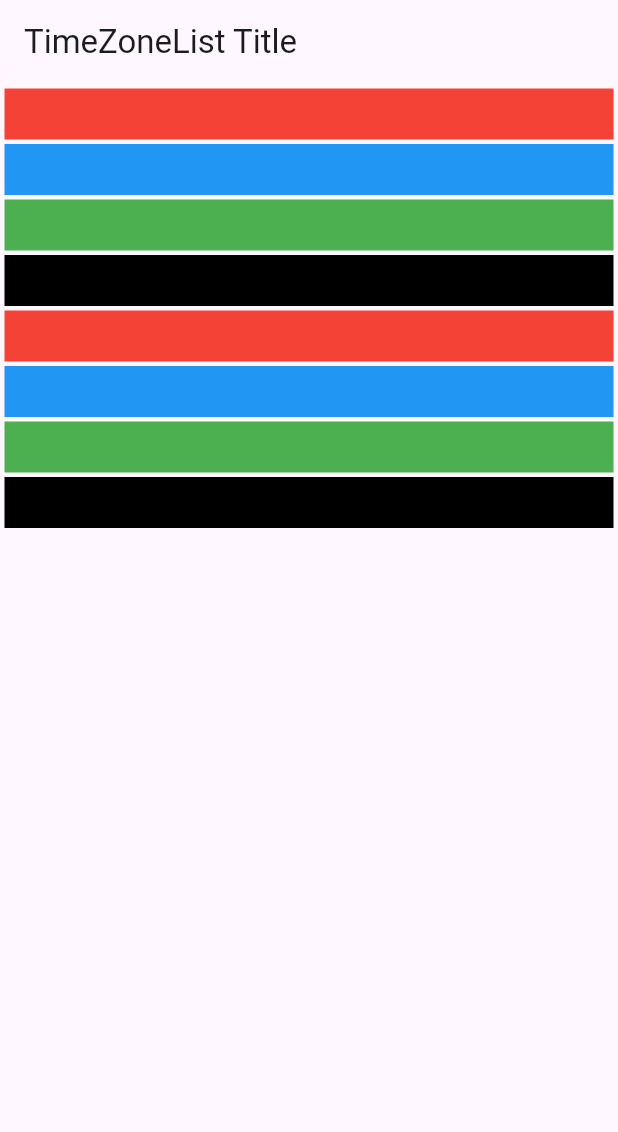
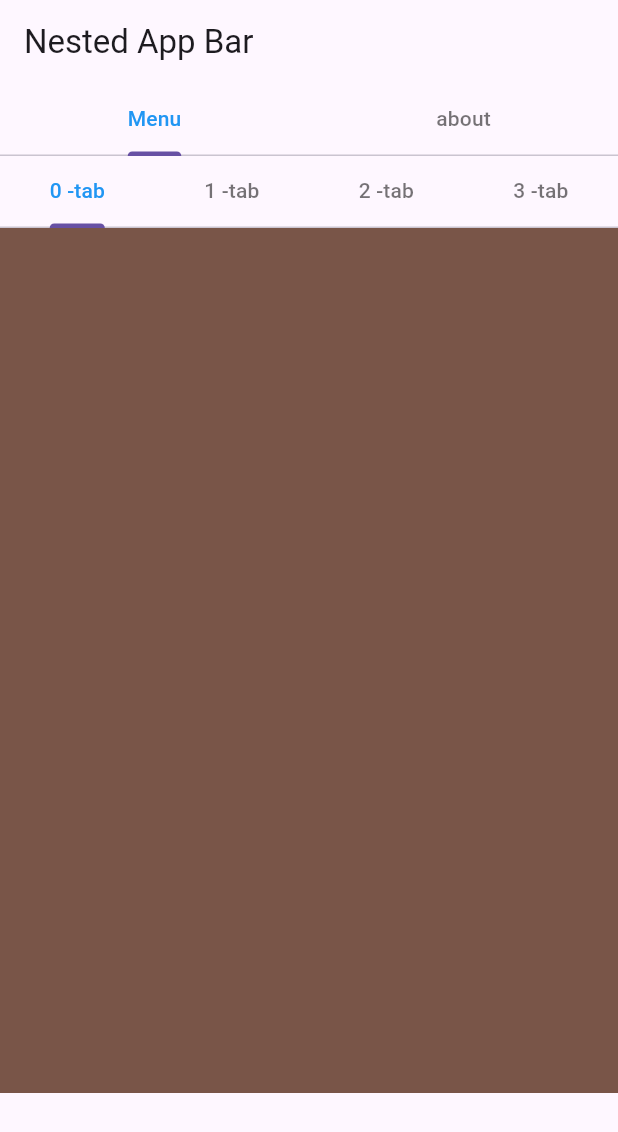
Before and after one commit to isshort/flutter_learn, a Flutter app: the screen it shows after launch, on a phone screen of 412 x 824 dp. Shown: the top 1132 px of the screen. Run offline on Flutter 3.47's test engine with Material 2 defaults, Android fonts, the phone set to English and light mode, and no system bars; our stand-ins replace bloc, cached_network_image, connectivity_plus, equatable, flutter_bloc, get_it and 3 more; generated files the repository leaves out were written again.

Commit message:
nessted tabbar

```diff
--- a/flutter_learn/lib/src/go_router_example/router.dart
+++ b/flutter_learn/lib/src/go_router_example/router.dart
@@ -6,7 +6,7 @@ import 'package:flutter_learn/src/go_router_example/pages/go_logout.dart';
 import 'package:flutter_learn/src/go_router_example/pages/go_register.dart';
 import 'package:go_router/go_router.dart';
 
-import '../time_zone/time_zone_list.dart';
+import '../nested_tabbar/nested_tabbar_view.dart';
 
 class AppRouter {
   final AuthState authState;
@@ -19,7 +19,7 @@ class AppRouter {
           path: "/",
           builder: (BuildContext context, GoRouterState state) =>
               // const ClipRRectContainer(),
-              const TimeZoneList(),
+              const NestedTabBarView(),
         ),
         GoRoute(
           path: "/home1",
--- /dev/null
+++ b/flutter_learn/lib/src/nested_tabbar/nested_tabbar_view.dart
@@ -0,0 +1,135 @@
+import 'dart:math';
+
+import 'package:flutter/material.dart';
+
+class NestedTabBarView extends StatefulWidget {
+  const NestedTabBarView({Key? key}) : super(key: key);
+
+  @override
+  State<NestedTabBarView> createState() => _NestedTabBarViewState();
+}
+
+class _NestedTabBarViewState extends State<NestedTabBarView>
+    with SingleTickerProviderStateMixin {
+  late ScrollController _scrollController;
+  late TabController _tabController;
+
+  @override
+  void initState() {
+    super.initState();
+    _scrollController = ScrollController();
+    _tabController = TabController(length: 2, vsync: this);
+  }
+
+  @override
+  void dispose() {
+    _scrollController.dispose();
+    _tabController.dispose();
+    super.dispose();
+  }
+
+  @override
+  Widget build(BuildContext context) {
+    return Scaffold(
+      appBar: AppBar(
+        title: const Text('Nested App Bar'),
+      ),
+      body: NestedScrollView(
+          controller: _scrollController,
+          headerSliverBuilder: (context, innerBoxIsScrolled) => [
+                SliverToBoxAdapter(
+                  child: TabBar(
+                    controller: _tabController,
+                    unselectedLabelColor: Colors.black54,
+                    labelColor: Colors.blue,
+                    tabs: const <Widget>[
+                      Tab(
+                        text: 'Menu',
+                      ),
+                      Tab(
+                        text: 'about',
+                      ),
+                    ],
+                  ),
+                )
+              ],
+          body: TabBarView(
+            controller: _tabController,
+            children: const [
+              MenuView(),
+              CommentView(),
+            ],
+          )),
+    );
+  }
+}
+
+class MenuView extends StatefulWidget {
+  const MenuView({Key? key}) : super(key: key);
+
+  @override
+  State<MenuView> createState() => _MenuViewState();
+}
+
+class _MenuViewState extends State<MenuView>
+    with SingleTickerProviderStateMixin {
+  late ScrollController _scrollController;
+  late TabController _tabController;
+  int count = 4;
+  @override
+  void initState() {
+    super.initState();
+    _scrollController = ScrollController();
+    _tabController = TabController(length: count, vsync: this);
+  }
+
+  @override
+  void dispose() {
+    _scrollController.dispose();
+    _tabController.dispose();
+    super.dispose();
+  }
+
+  @override
+  Widget build(BuildContext context) {
+    return SingleChildScrollView(
+      child: Column(
+        children: [
+          TabBar(
+            controller: _tabController,
+            unselectedLabelColor: Colors.black54,
+            labelColor: Colors.blue,
+            tabs: [
+              ...List.generate(
+                  count,
+                  (index) => Tab(
+                        text: '$index -tab',
+                      ))
+            ],
+          ),
+          SizedBox(
+            height: MediaQuery.of(context).size.height * 0.7,
+            child: TabBarView(controller: _tabController, children: [
+              ...List.generate(
+                  count,
+                  (index) => Container(
+                        color: Colors.primaries[
+                            Random().nextInt(Colors.primaries.length)],
+                      ))
+            ]),
+          ),
+        ],
+      ),
+    );
+  }
+}
+
+class CommentView extends StatelessWidget {
+  const CommentView({Key? key}) : super(key: key);
+  @override
+  Widget build(BuildContext context) {
+    return Container(
+      child: const Text('Comment view text'),
+    );
+  }
+}
```
Also changed, not shown: 5 other files.
